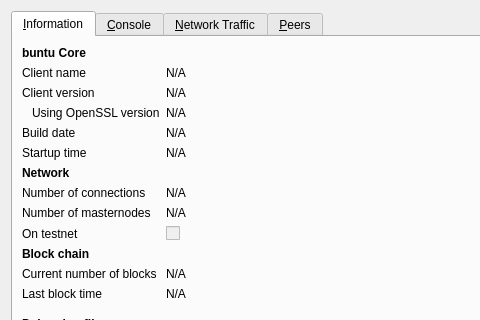
This is src/qt/forms/rpcconsole.ui in btcreversal/safemasternode as Qt 5 draws it before an edit; both pictures show x 0 to 480 and y 0 to 320 of the 740 by 450 pixel window. The edited form follows.
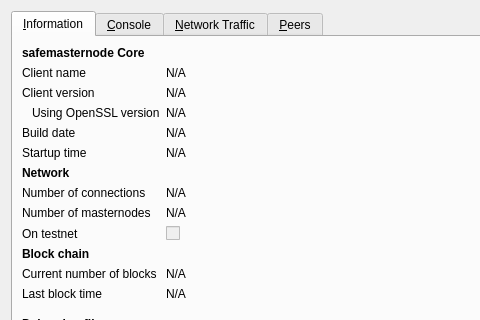
This is the edited form. The open tabs and pages were chosen to show the change. Icons and pictures are not drawn. Custom widgets are drawn as their Qt base class.

```diff
--- a/src/qt/forms/rpcconsole.ui
+++ b/src/qt/forms/rpcconsole.ui
@@ -33,7 +33,7 @@
           </font>
          </property>
          <property name="text">
-          <string>buntu Core</string>
+          <string>safemasternode Core</string>
          </property>
         </widget>
        </item>
```
Left out of the diff: 12 changed lines with no effect on the pictures.
